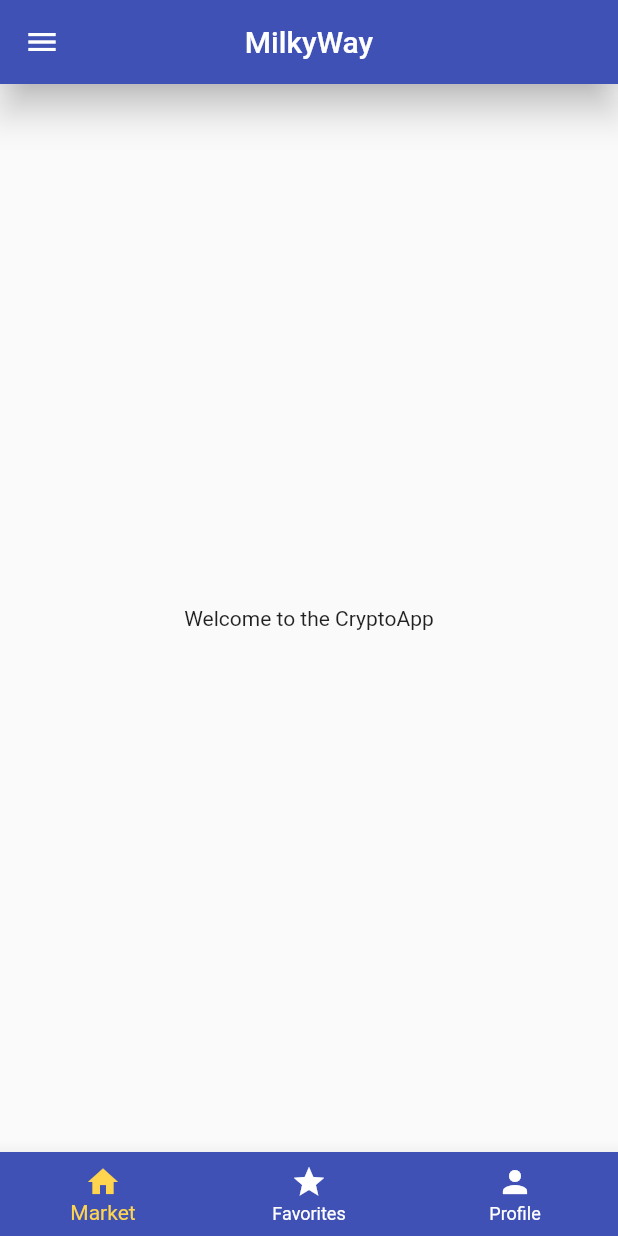
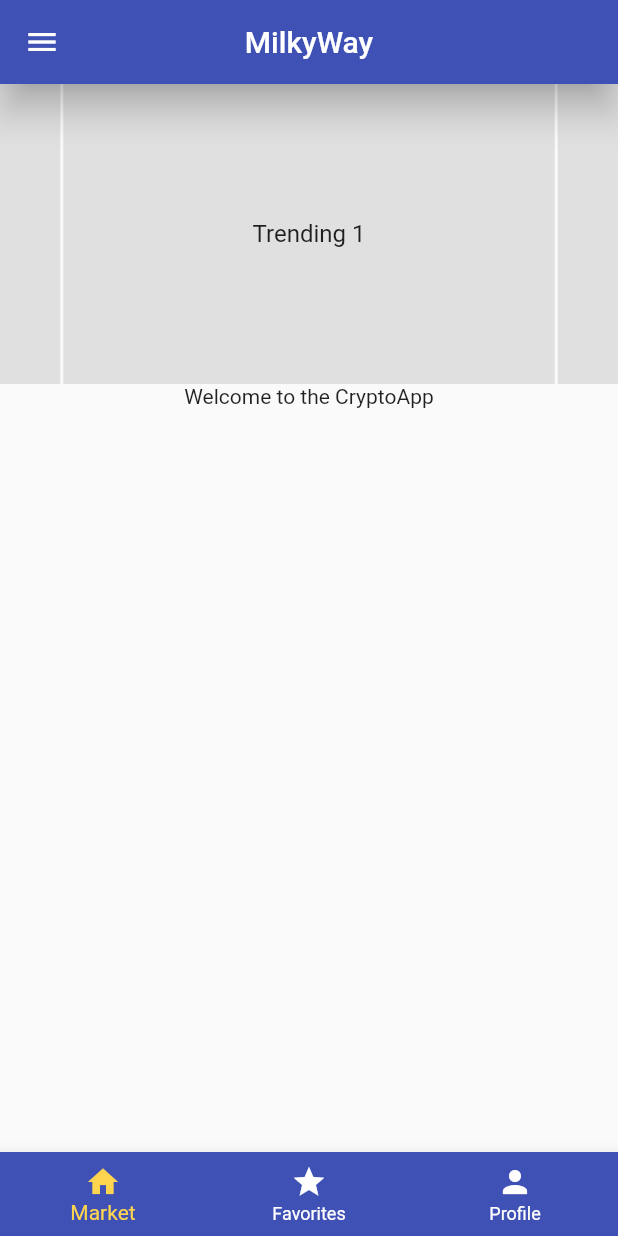
Before and after one commit to Vimalan687/cryptoapp, a Flutter app: the screen it shows after launch, on a phone screen of 412 x 824 dp. Run offline on Flutter 3.47's test engine with Material 2 defaults, Android fonts, the phone set to English and light mode, and no system bars; drawn by our look-alikes of carousel_slider.

Commit message:
Added screens folder, moved homescreen to home_screen.dart

```diff
--- a/lib/features/trendingCoins.dart
+++ b/lib/features/trendingCoins.dart
@@ -1,3 +1,4 @@
+import 'package:carousel_slider/carousel_slider.dart';
 import 'package:flutter/material.dart';
 
 class trendingCoins extends StatefulWidget {
@@ -10,6 +11,24 @@ class trendingCoins extends StatefulWidget {
 class _trendingCoinsState extends State<trendingCoins> {
   @override
   Widget build(BuildContext context) {
-    return Container();
+    return CarouselSlider(
+      options: CarouselOptions(height: 200.0, autoPlay: true),
+      items: [1, 2, 3, 4, 5, 6, 7].map((i) {
+        return Builder(
+          builder: (BuildContext context) {
+            return Container(
+                width: MediaQuery.of(context).size.width,
+                margin: EdgeInsets.symmetric(horizontal: 1.0),
+                decoration: BoxDecoration(color: Colors.grey[300]),
+                child: Center(
+                  child: Text(
+                    'Trending $i',
+                    style: TextStyle(fontSize: 16.0),
+                  ),
+                ));
+          },
+        );
+      }).toList(),
+    );
   }
 }
--- a/lib/main.dart
+++ b/lib/main.dart
@@ -1,6 +1,4 @@
-import 'package:cryptoapp/features/bottomNavigationBar.dart';
-import 'package:cryptoapp/features/drawer.dart';
-import 'package:cryptoapp/features/trendingCoins.dart';
+import 'package:cryptoapp/screens/home_screen.dart';
 import 'package:flutter/material.dart';
 
 void main() {
@@ -13,51 +11,10 @@ class MyApp extends StatelessWidget {
     return MaterialApp(
       debugShowCheckedModeBanner: false,
       theme: ThemeData(
-          primarySwatch: Colors.indigo, bottomAppBarColor: Colors.black),
+        primarySwatch: Colors.indigo,
+        bottomAppBarColor: Colors.black,
+      ),
       home: MyHomePage(title: 'MilkyWay'),
     );
   }
 }
-
-class MyHomePage extends StatefulWidget {
-  MyHomePage({Key? key, required this.title}) : super(key: key);
-
-  final String title;
-
-  @override
-  _MyHomePageState createState() => _MyHomePageState();
-}
-
-class _MyHomePageState extends State<MyHomePage> {
-  @override
-  Widget build(BuildContext context) {
-    return Scaffold(
-      // APPBAR below here
-      appBar: AppBar(
-        centerTitle: true,
-        elevation: 10.0,
-        shadowColor: Colors.black,
-        title: Text(widget.title),
-      ),
-      // DRAWER below here
-      drawer: Drawer(
-        child: drawer(),
-      ),
-      //BODY below here
-      body: Center(
-        child: Column(
-          mainAxisAlignment: MainAxisAlignment.center,
-          children: <Widget>[
-            trendingCoins(),
-            Text(
-              'Welcome to the CryptoApp',
-            ),
-          ],
-        ),
-      ),
-      // BOTTOMNAVIGATIONBAR below here
-      bottomNavigationBar: bottomNavigationBar(),
-    ); // This trailing comma makes auto-formatting nicer for build methods.
-    // ignore: dead_code
-  }
-}
--- /dev/null
+++ b/lib/screens/home_screen.dart
@@ -0,0 +1,47 @@
+import 'package:cryptoapp/features/bottomNavigationBar.dart';
+import 'package:cryptoapp/features/drawer.dart';
+import 'package:cryptoapp/features/trendingCoins.dart';
+import 'package:flutter/material.dart';
+
+class MyHomePage extends StatefulWidget {
+  MyHomePage({Key? key, required this.title}) : super(key: key);
+
+  final String title;
+
+  @override
+  _MyHomePageState createState() => _MyHomePageState();
+}
+
+class _MyHomePageState extends State<MyHomePage> {
+  @override
+  Widget build(BuildContext context) {
+    return Scaffold(
+      // APPBAR below here
+      appBar: AppBar(
+        centerTitle: true,
+        elevation: 10.0,
+        shadowColor: Colors.black,
+        title: Text(widget.title),
+      ),
+      // DRAWER below here
+      drawer: Drawer(
+        child: drawer(),
+      ),
+      //BODY below here
+      body: Center(
+        child: Column(
+          mainAxisAlignment: MainAxisAlignment.start,
+          children: <Widget>[
+            trendingCoins(),
+            Text(
+              'Welcome to the CryptoApp',
+            ),
+          ],
+        ),
+      ),
+      // BOTTOMNAVIGATIONBAR below here
+      bottomNavigationBar: bottomNavigationBar(),
+    ); // This trailing comma makes auto-formatting nicer for build methods.
+    // ignore: dead_code
+  }
+}
--- a/pubspec.yaml
+++ b/pubspec.yaml
@@ -28,6 +28,7 @@ dependencies:
   # The following adds the Cupertino Icons font to your application.
   # Use with the CupertinoIcons class for iOS style icons.
   cupertino_icons: ^1.0.2
+  carousel_slider: ^4.0.0
 
 dev_dependencies:
   flutter_test:
```
Also changed, not shown: pubspec.lock.
